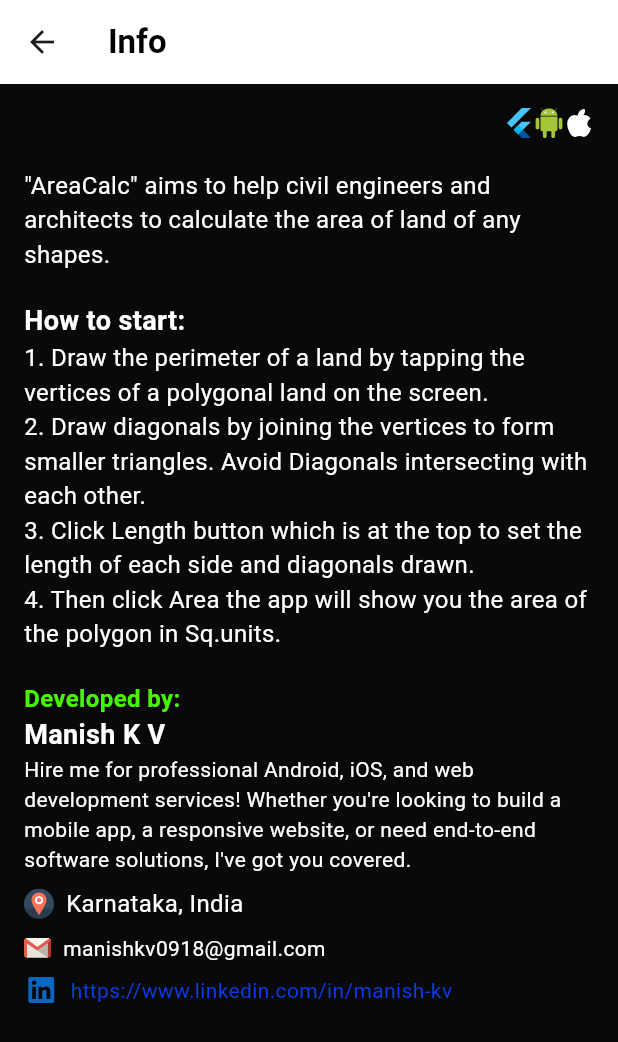
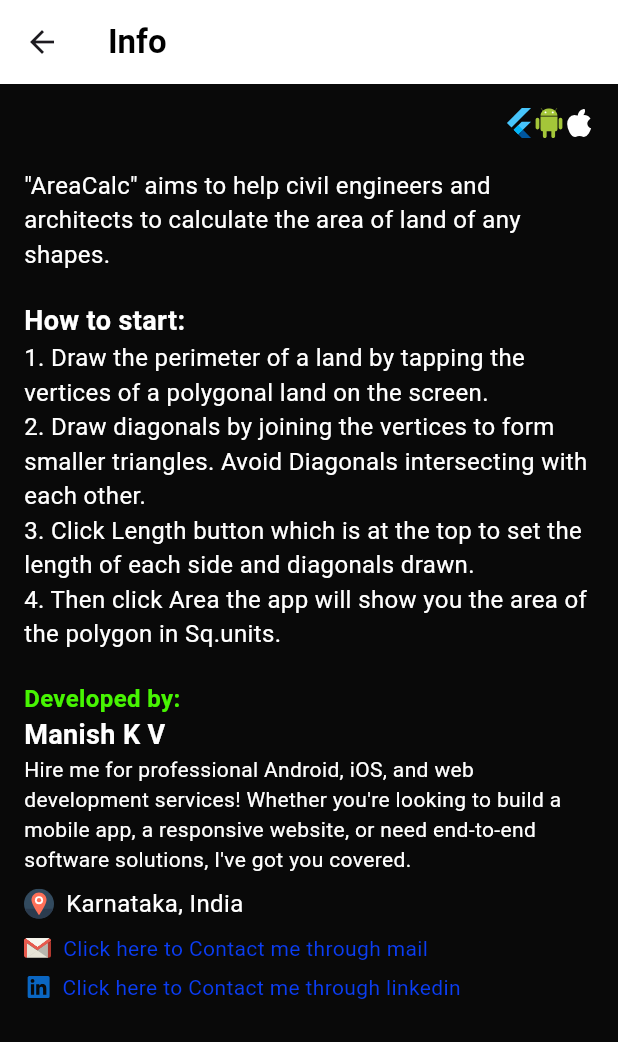
Before and after one commit to Manishkv05/Civil-Area, a Flutter app: the screen it shows after launch, after a tap on the "info" icon, on a phone screen of 412 x 824 dp. Shown: the top 1042 px of the screen. Run offline on Flutter 3.47's test engine with Material 3 defaults, Android fonts, the light colour scheme and no system bars; our stand-ins replace flutter_svg.

Commit message:
ui updates

```diff
--- a/polycalculator/lib/info.dart
+++ b/polycalculator/lib/info.dart
@@ -111,8 +111,8 @@
                     Padding(
                       padding: const EdgeInsets.symmetric(horizontal:8.0),
                       child: Text(
-                        'manishkv0918@gmail.com',
-                        style: TextStyle(color: Colors.white, fontSize: 14),
+                        'Click here to Contact me through mail',
+                        style: TextStyle(color:Color.fromARGB(255, 10, 61, 244), fontSize: 14),
                       ),
                     ),
                   ],
@@ -127,14 +127,14 @@
                   children: [
                      SvgPicture.asset(
             'lib/assets/linkedin-svgrepo-com.svg', // Replace with your SVG URL
-            height: 23.0, // Set height if necessary
-            width: 23.0, // Set width if necessary
+            height: 19.5, // Set height if necessary
+            width: 19.5, // Set width if necessary
           ),
 
                     Padding(
-                      padding: const EdgeInsets.all(8.0),
+                      padding: const EdgeInsets.all(6.0),
                       child: Text(
-                        'https://www.linkedin.com/in/manish-kv',
+                        'Click here to Contact me through linkedin',
                         style: TextStyle(color: Color.fromARGB(255, 10, 61, 244), fontSize: 14),
                       ),
                     ),
--- a/polycalculator/lib/main.dart
+++ b/polycalculator/lib/main.dart
@@ -84,7 +84,7 @@
     return Scaffold(
       backgroundColor: Colors.white,
        appBar: AppBar(
-        backgroundColor:Colors.blueAccent,
+        backgroundColor:Color.fromARGB(255, 194, 168, 22),
           title: Row(
             children: [
               Container(width: 100,child: Center(child: Text(area.toString(),style: TextStyle(color: Colors.red,fontSize: 20,fontWeight: FontWeight.bold),)),decoration:BoxDecoration(borderRadius:  BorderRadius.circular(10),border: Border.all(width: 2,color: Colors.black),)),
```
